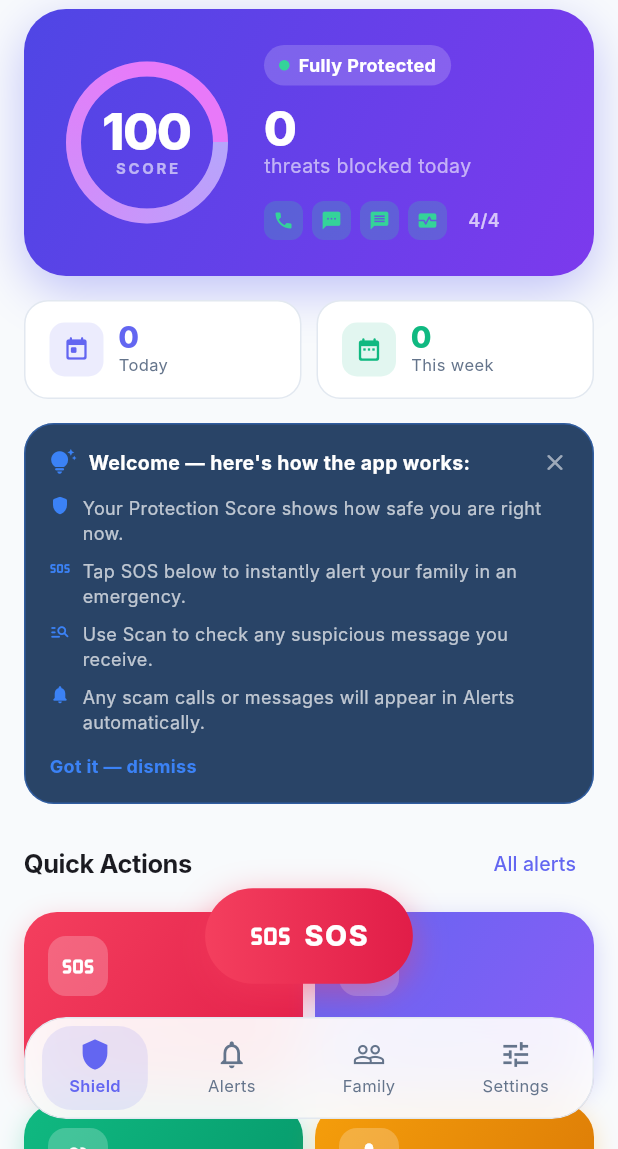
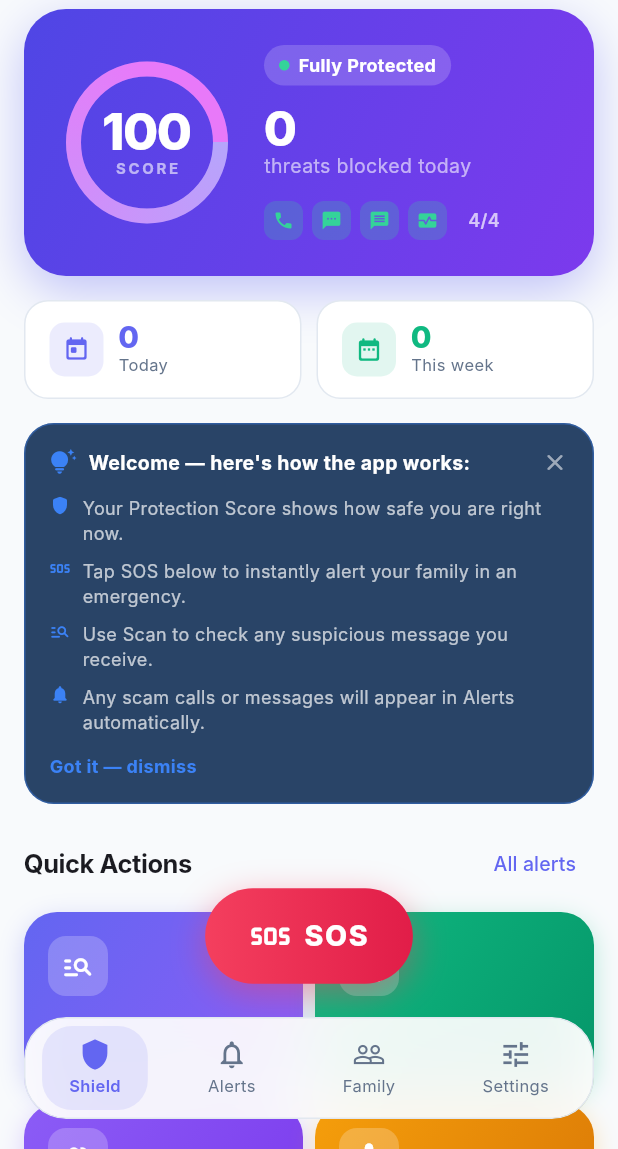
Before and after one commit to vj80-vaanya/AIR, a Flutter app: the DashboardScreen screen opened by its route, on a phone screen of 412 x 824 dp, the part 87-1236 px from its top. Run offline on Flutter 3.47's test engine with Material 3 defaults, Android fonts, the phone set to English and light mode, and no system bars; our stand-ins replace flutter_local_notifications, flutter_riverpod, freezed_annotation, go_router, image_picker and 7 more; missing offline and left inert: dart:ffi, google_mlkit_text_recognition, onnxruntime; accounts and stored records are empty; generated files the repository leaves out were written again; Roboto replaces fonts that are missing (Inter).

Commit message:
fix: remove duplicate SOS from Quick Actions grid — replace with OTP Manager
SOS appeared twice: once as a Quick Actions grid card and again as the
floating pill button below. Removed the grid card (redundant).

Replaced with OTP Manager (lock_clock icon, teal gradient) which is a
genuinely useful quick-access tool — lets users copy bank OTPs without
navigating through Settings.

Quick Actions grid now: Scan · OTP · Family · Cleanup

Co-Authored-By: Claude Sonnet 4.6 <noreply@anthropic.com>

```diff
--- a/lib/presentation/widgets/dashboard/quick_actions_grid.dart
+++ b/lib/presentation/widgets/dashboard/quick_actions_grid.dart
@@ -10,14 +10,6 @@ class QuickActionsGrid extends StatelessWidget {
   Widget build(BuildContext context) {
     final actions = [
       _Action(
-        label:    'SOS',
-        sub:      'Emergency alert',
-        icon:     Icons.sos_rounded,
-        gradient: [const Color(0xFFF43F5E), const Color(0xFFE11D48)],
-        glow:     AppColors.danger,
-        path:     '/sos',
-      ),
-      _Action(
         label:    'Scan',
         sub:      'Check any message',
         icon:     Icons.manage_search_rounded,
@@ -26,11 +18,19 @@ class QuickActionsGrid extends StatelessWidget {
         path:     '/scan',
       ),
       _Action(
+        label:    'OTP',
+        sub:      'Copy OTPs quickly',
+        icon:     Icons.lock_clock_rounded,
+        gradient: [AppColors.secondary, AppColors.secondaryDark],
+        glow:     AppColors.secondary,
+        path:     '/otp',
+      ),
+      _Action(
         label:    'Family',
         sub:      'Safety network',
         icon:     Icons.people_alt_rounded,
-        gradient: [AppColors.secondary, AppColors.secondaryDark],
-        glow:     AppColors.secondary,
+        gradient: [const Color(0xFF8B5CF6), const Color(0xFF7C3AED)],
+        glow:     const Color(0xFF8B5CF6),
         path:     '/family',
       ),
       _Action(
```
Also changed, not shown: grid_fixed.png (added).
